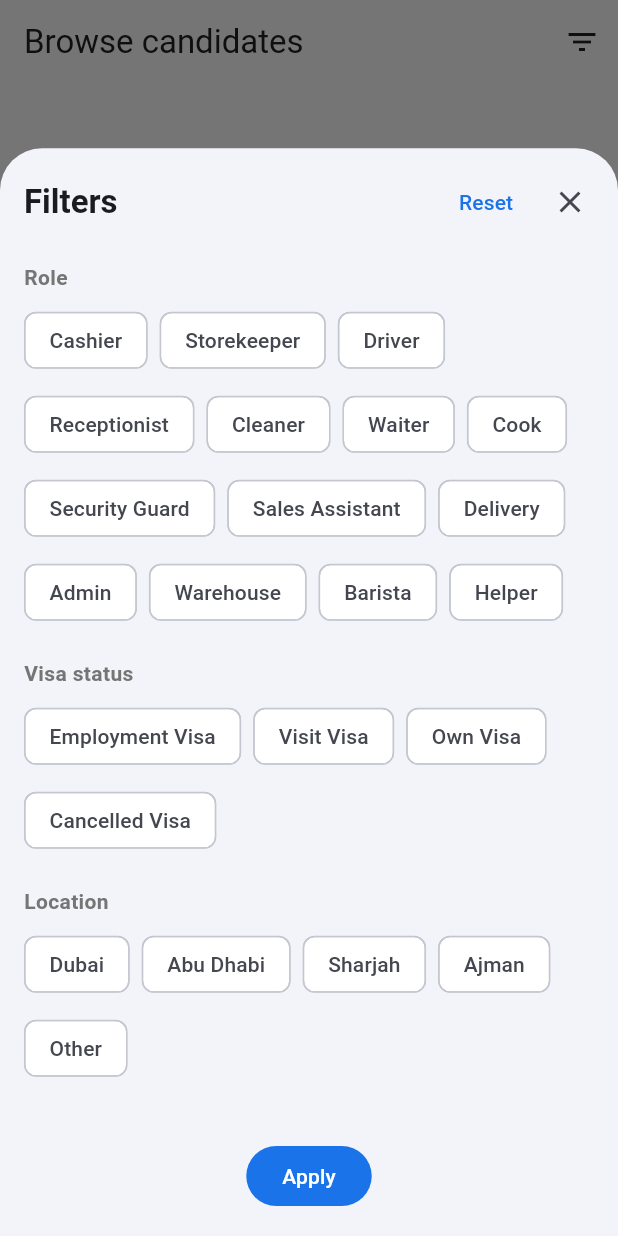
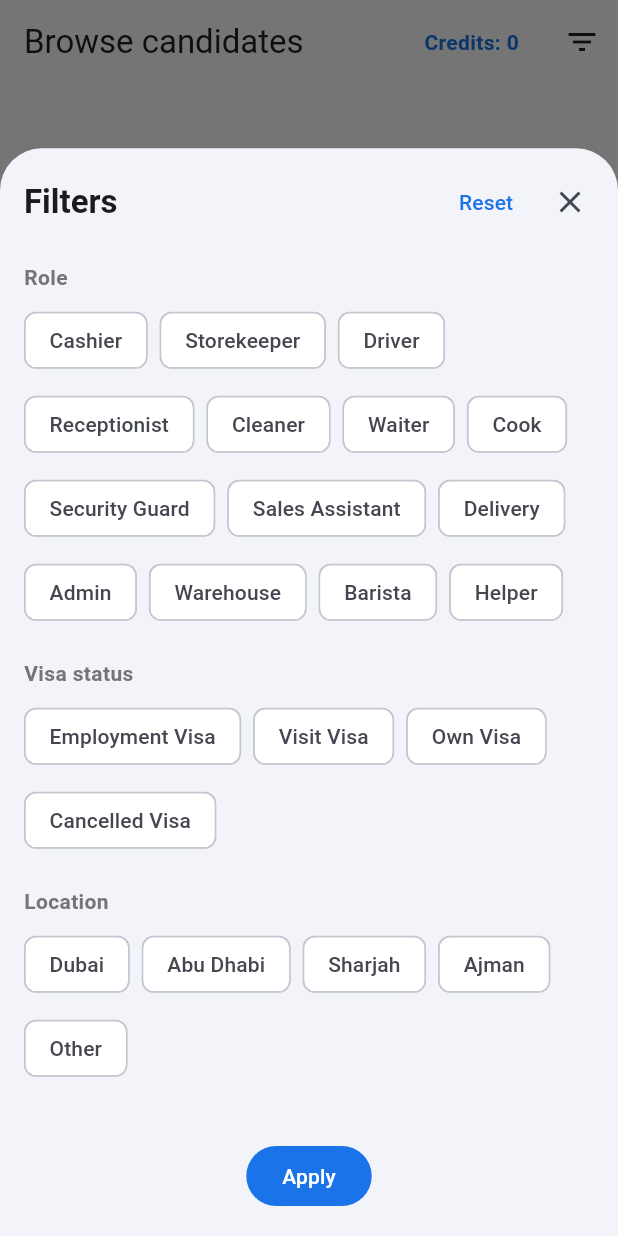
Before and after one commit to BaasherHub/Tarteb, a Flutter app: the BrowseScreen screen opened directly, after a tap on the "filter list" icon, on a phone screen of 412 x 824 dp. Run offline on Flutter 3.47's test engine with Material 3 defaults, Android fonts, the phone set to English and light mode, and no system bars; our stand-ins replace image_picker, supabase_flutter; accounts and stored records are empty.

Commit message:
Phase 4: Credits display
Co-authored-by: Cursor <cursoragent@cursor.com>

```diff
--- a/lib/core/constants/app_strings.dart
+++ b/lib/core/constants/app_strings.dart
@@ -15,6 +15,9 @@ abstract final class AppStrings {
   // Pricing
   static const int unlockCostAed = 50;
   static const int creditPerUnlock = 1;
+
+  /// Replace XXXXXXXXX with your support number before public launch.
+  static const String supportWhatsApp = '971XXXXXXXXX';
 
   // Candidate roles
   static const List<String> candidateRoles = [
--- a/lib/features/employer/screens/browse_screen.dart
+++ b/lib/features/employer/screens/browse_screen.dart
@@ -1,9 +1,11 @@
 import 'package:flutter/material.dart';
 import 'package:tarteb/core/constants/app_colors.dart';
 import 'package:tarteb/features/employer/models/browse_filters.dart';
+import 'package:tarteb/features/employer/screens/buy_credits_screen.dart';
 import 'package:tarteb/features/employer/screens/candidate_card_widget.dart';
 import 'package:tarteb/features/employer/screens/filter_screen.dart';
 import 'package:tarteb/features/employer/services/candidate_browse_repository.dart';
+import 'package:tarteb/features/employer/services/employer_credits_service.dart';
 import 'package:tarteb/features/shared/widgets/error_widget.dart';
 import 'package:tarteb/features/shared/widgets/loading_widget.dart';
 
@@ -24,11 +26,36 @@ class BrowseScreenState extends State<BrowseScreen> {
   bool _hasMore = true;
   String? _error;
   int _page = 0;
+  int _creditsBalance = 0;
 
   @override
   void initState() {
     super.initState();
     _scrollController.addListener(_onScroll);
+    _loadCredits();
+    _load(refresh: true);
+  }
+
+  Future<void> refreshCredits() => _loadCredits();
+
+  Future<void> _loadCredits() async {
+    try {
+      final balance = await EmployerCreditsService.fetchBalance();
+      if (mounted) setState(() => _creditsBalance = balance);
+    } catch (_) {
+      if (mounted) setState(() => _creditsBalance = 0);
+    }
+  }
+
+  Future<void> _openBuyCredits() async {
+    await Navigator.of(context).push<void>(
+      MaterialPageRoute<void>(builder: (_) => const BuyCreditsScreen()),
+    );
+    await _loadCredits();
+  }
+
+  void _onCandidateUnlocked() {
+    _loadCredits();
     _load(refresh: true);
   }
 
@@ -115,6 +142,26 @@ class BrowseScreenState extends State<BrowseScreen> {
       appBar: AppBar(
         title: const Text('Browse candidates'),
         actions: [
+          Center(
+            child: Padding(
+              padding: const EdgeInsets.only(right: 8),
+              child: InkWell(
+                onTap: _openBuyCredits,
+                borderRadius: BorderRadius.circular(8),
+                child: Padding(
+                  padding:
+                      const EdgeInsets.symmetric(horizontal: 10, vertical: 6),
+                  child: Text(
+                    'Credits: $_creditsBalance',
+                    style: const TextStyle(
+                      fontWeight: FontWeight.w600,
+                      color: AppColors.primary,
+                    ),
+                  ),
+                ),
+              ),
+            ),
+          ),
           if (_filters.hasActiveFilters)
             Center(
               child: Padding(
@@ -175,7 +222,8 @@ class BrowseScreenState extends State<BrowseScreen> {
                 (context, index) {
                   return CandidateCardWidget(
                     candidate: _candidates[index],
-                    onUnlocked: () => _load(refresh: true),
+                    onUnlocked: _onCandidateUnlocked,
+                    onCreditsChanged: _loadCredits,
                   );
                 },
                 childCount: _candidates.length,
--- /dev/null
+++ b/lib/features/employer/services/employer_credits_service.dart
@@ -0,0 +1,35 @@
+import 'package:tarteb/core/supabase/supabase_client.dart';
+
+abstract final class EmployerCreditsService {
+  static Future<EmployerAccount> fetchAccount() async {
+    final userId = TartebSupabase.auth.currentUser!.id;
+    final data = await TartebSupabase.client
+        .from('employers')
+        .select('id, credits_balance, email')
+        .eq('user_id', userId)
+        .single();
+
+    return EmployerAccount(
+      id: data['id'] as String,
+      creditsBalance: data['credits_balance'] as int? ?? 0,
+      email: data['email'] as String? ?? '',
+    );
+  }
+
+  static Future<int> fetchBalance() async {
+    final account = await fetchAccount();
+    return account.creditsBalance;
+  }
+}
+
+class EmployerAccount {
+  const EmployerAccount({
+    required this.id,
+    required this.creditsBalance,
+    required this.email,
+  });
+
+  final String id;
+  final int creditsBalance;
+  final String email;
+}
```
